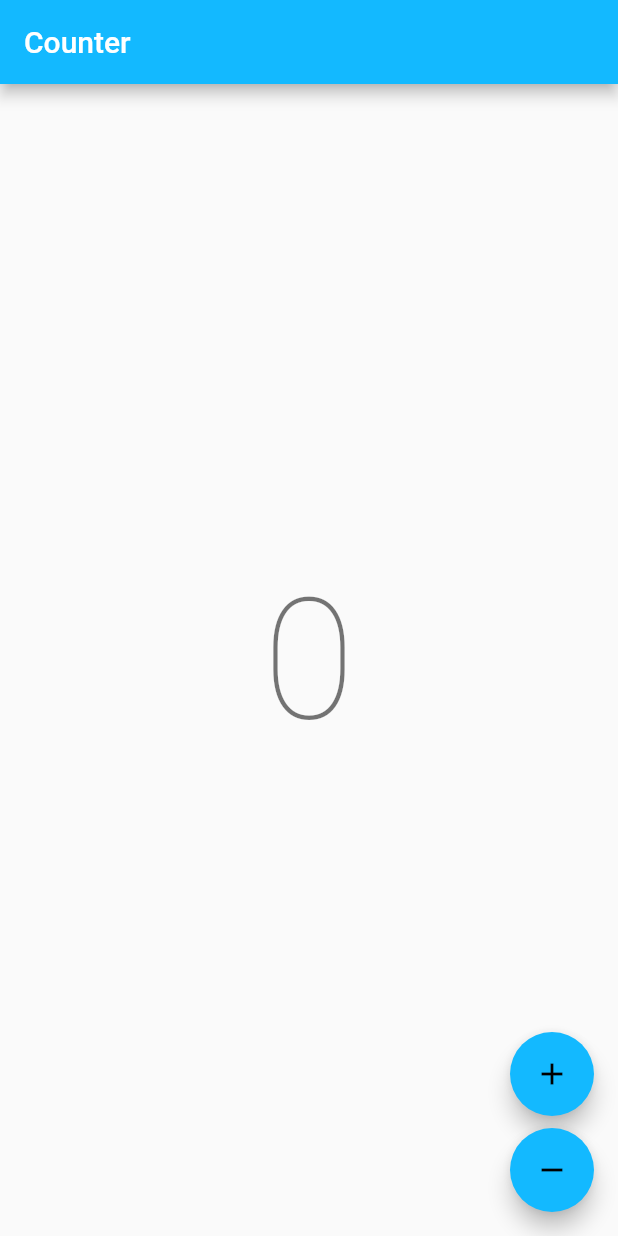
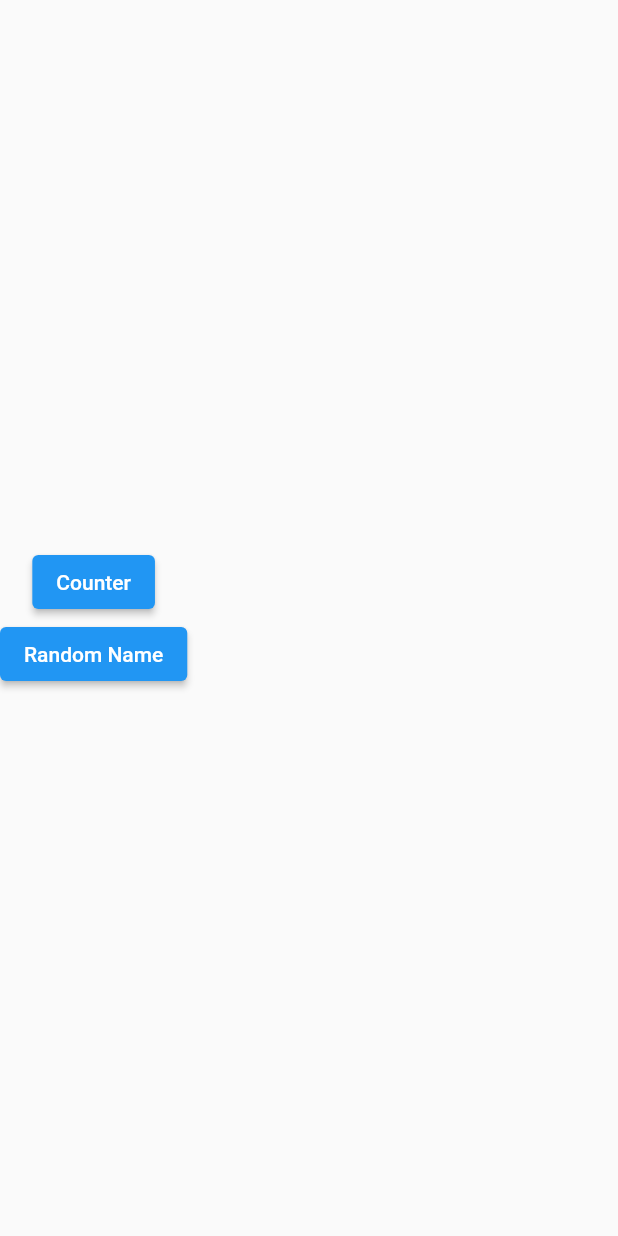
Before and after one commit to saulodsouza/study_bloc, a Flutter app: the screen it shows after launch, on a phone screen of 412 x 824 dp. Run offline on Flutter 3.47's test engine with Material 2 defaults, Android fonts, the phone set to English and light mode, and no system bars; our stand-ins replace bloc, flutter_bloc, go_router; generated files the repository leaves out were written again.

Commit message:
Random name example

```diff
--- a/lib/app/app.dart
+++ b/lib/app/app.dart
@@ -1 +1,2 @@
 export 'view/app.dart';
+export 'view/main_page.dart';
--- a/lib/app/view/app.dart
+++ b/lib/app/view/app.dart
@@ -1,13 +1,36 @@
 import 'package:flutter/material.dart';
+import 'package:go_router/go_router.dart';
+import 'package:study_bloc/app/view/main_page.dart';
 import 'package:study_bloc/counter/counter.dart';
 import 'package:study_bloc/l10n/l10n.dart';
+import 'package:study_bloc/random-name/view/random_name_page.dart';
+
+final router = GoRouter(
+  routes: [
+    GoRoute(
+      path: '/',
+      builder: (context, state) => const MainPage(),
+      routes: [
+        GoRoute(
+          path: 'counter',
+          builder: (context, state) => const CounterPage(),
+        ),
+        GoRoute(
+          path: 'random-name',
+          builder: (context, state) => const RandomNamePage(),
+        ),
+      ],
+    ),
+  ],
+);
 
 class App extends StatelessWidget {
   const App({super.key});
 
   @override
   Widget build(BuildContext context) {
-    return MaterialApp(
+    return MaterialApp.router(
+      routerConfig: router,
       theme: ThemeData(
         appBarTheme: const AppBarTheme(color: Color(0xFF13B9FF)),
         colorScheme: ColorScheme.fromSwatch(
@@ -16,7 +39,6 @@ class App extends StatelessWidget {
       ),
       localizationsDelegates: AppLocalizations.localizationsDelegates,
       supportedLocales: AppLocalizations.supportedLocales,
-      home: const CounterPage(),
     );
   }
 }
--- /dev/null
+++ b/lib/app/view/main_page.dart
@@ -0,0 +1,25 @@
+import 'package:flutter/material.dart';
+import 'package:go_router/go_router.dart';
+
+class MainPage extends StatelessWidget {
+  const MainPage({super.key});
+
+  @override
+  Widget build(BuildContext context) {
+    return Scaffold(
+      body: Column(
+        mainAxisAlignment: MainAxisAlignment.center,
+        children: [
+          ElevatedButton(
+            onPressed: () => context.go('/counter'),
+            child: const Text('Counter'),
+          ),
+          ElevatedButton(
+            onPressed: () => context.go('/random-name'),
+            child: const Text('Random Name'),
+          ),
+        ],
+      ),
+    );
+  }
+}
--- /dev/null
+++ b/lib/extension/iterable_extension.dart
@@ -0,0 +1,5 @@
+import 'dart:math' as math show Random;
+
+extension RandomElement<T> on Iterable<T> {
+  T getRandomElement() => elementAt(math.Random().nextInt(length));
+}
--- /dev/null
+++ b/lib/random-name/random_name.dart
@@ -0,0 +1 @@
+export 'view/random_name_page.dart';
--- a/pubspec.yaml
+++ b/pubspec.yaml
@@ -14,6 +14,7 @@ dependencies:
   flutter_bloc: ^8.1.1
   flutter_localizations:
     sdk: flutter
+  go_router: ^5.2.4
   intl: ^0.17.0
 
 dev_dependencies:
```
Also changed, not shown: lib/random-name/cubit/names_cubit.dart (added, +14 -0 lines), lib/random-name/view/random_name_page.dart (added, +60 -0 lines), pubspec.lock, 1 other file.
